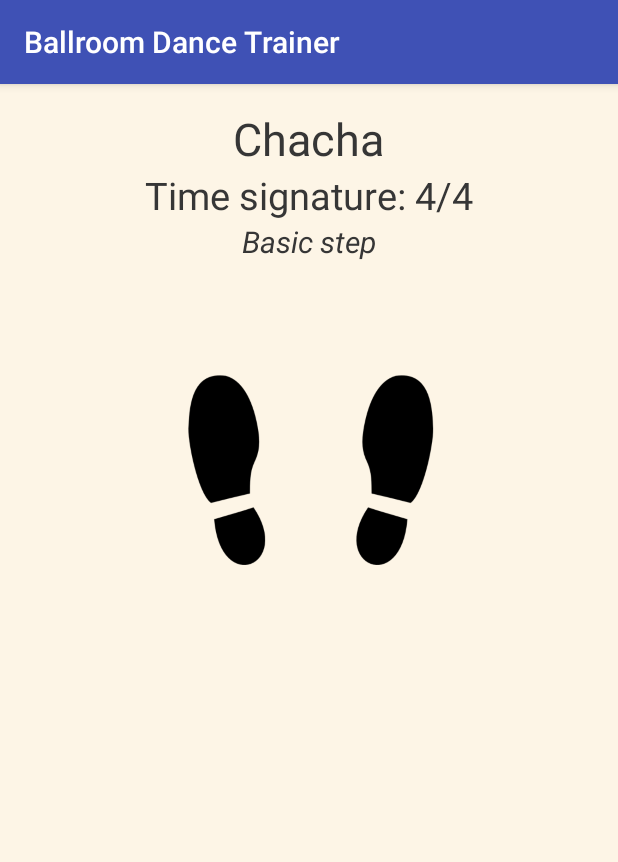
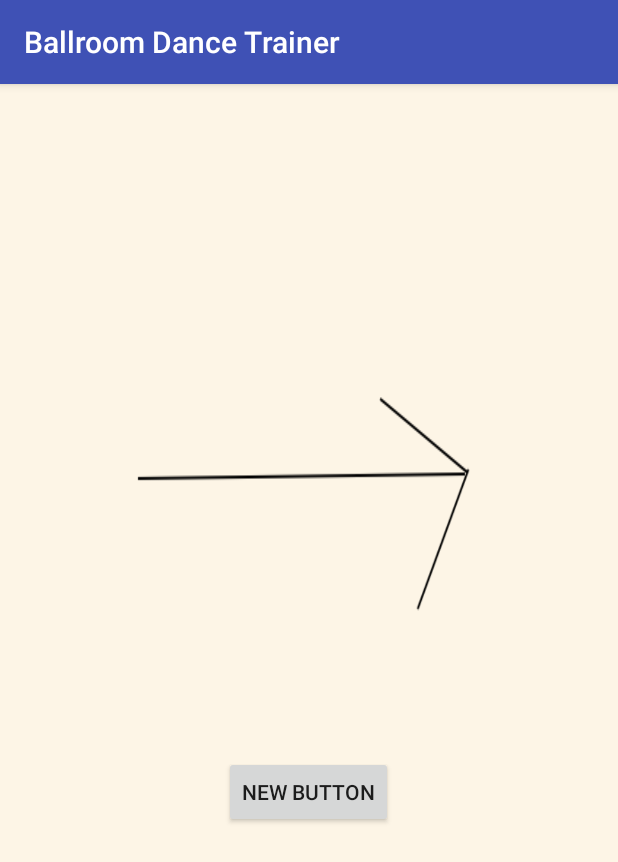
Before and after one commit to hailuand/Pico, an Android app: the DanceChacha screen opened directly, with no data from a screen before it, on a phone screen of 412 x 824 dp. Shown: the top 862 px of the screen. Run offline under Robolectric (Android 15) with nearby library versions, the phone set to English and light mode, and no system bars.

Commit message:
able to modify animation speed

```diff
--- a/app/build.gradle
+++ b/app/build.gradle
@@ -6,7 +6,7 @@ android {
 
     defaultConfig {
         applicationId "com.example.fall15.eecs441.pico441"
-        minSdkVersion 15
+        minSdkVersion 16
         targetSdkVersion 23
         versionCode 1
         versionName "1.0"
--- a/app/src/main/java/com/example/fall15/eecs441/pico441/DanceChacha.java
+++ b/app/src/main/java/com/example/fall15/eecs441/pico441/DanceChacha.java
@@ -1,10 +1,11 @@
 package com.example.fall15.eecs441.pico441;
 
+import android.graphics.drawable.AnimationDrawable;
 import android.support.v7.app.AppCompatActivity;
 import android.os.Bundle;
-
-import java.io.IOException;
-import java.io.InputStream;
+import android.view.View;
+import android.widget.Button;
+import android.widget.ImageView;
 
 public class DanceChacha extends AppCompatActivity {
 
@@ -12,5 +13,42 @@ public class DanceChacha extends AppCompatActivity {
     protected void onCreate(Bundle savedInstanceState) {
         super.onCreate(savedInstanceState);
         setContentView(R.layout.activity_dance_chacha);
+
+        ImageView arrow_img = (ImageView) findViewById(R.id.arrow_img_view);
+        arrow_img.setBackgroundResource(R.drawable.arrow_anim_file);
+
+        final AnimationDrawable frameAnimation = (AnimationDrawable) arrow_img.getBackground();
+
+        frameAnimation.start();
+
+        final Button button = (Button) findViewById(R.id.tempo_btn);
+
+        button.setOnClickListener(new View.OnClickListener() {
+            public void onClick(View v) {
+                ImageView arrow_img = (ImageView) findViewById(R.id.arrow_img_view);
+                AnimationDrawable currentAnimation = (AnimationDrawable) arrow_img.getBackground();
+
+                final AnimationDrawable newAnimation = getDelayAnimation(currentAnimation);
+
+                currentAnimation.stop();
+
+                arrow_img.setBackground(newAnimation);
+
+                newAnimation.start();
+
+            }
+        });
     }
+
+    private AnimationDrawable getDelayAnimation(AnimationDrawable old){
+        AnimationDrawable output = new AnimationDrawable();
+        for(int i = 0 ; i < old.getNumberOfFrames() ; i++)
+        {
+            int old_duration = old.getDuration(i);
+            output.addFrame(old.getFrame(i), old_duration * 2);
+        }
+        output.setOneShot(false);
+        return output;
+    }
+
 }
--- a/app/src/main/java/com/example/fall15/eecs441/pico441/DanceSelections.java
+++ b/app/src/main/java/com/example/fall15/eecs441/pico441/DanceSelections.java
@@ -20,7 +20,7 @@ public class DanceSelections extends AppCompatActivity {
         final ListView danceList = (ListView) findViewById(R.id.dance_list);
         // Dances to have in ListView
         String[] dances = new String[] {"Chacha", "Rumba", "Waltz", "Tango", "Merengue", "Foxtrot",
-        "Sambda", "Jive"};
+        "Samba", "Jive"};
 
         // Define a new Adapter
         // First parameter - Context
--- /dev/null
+++ b/app/src/main/res/drawable/arrow_anim_file.xml
@@ -0,0 +1,13 @@
+<?xml version="1.0" encoding="utf-8"?>
+<animation-list xmlns:android="http://schemas.android.com/apk/res/android" android:oneshot="false"
+    android:id="@+id/selected">
+    <item
+        android:drawable="@drawable/wheel0"
+        android:duration="100"/>
+    <item
+        android:drawable="@drawable/wheel1"
+        android:duration="100"/>
+    <item
+        android:drawable="@drawable/wheel2"
+        android:duration="100"/>
+</animation-list>
--- a/app/src/main/res/layout/activity_dance_chacha.xml
+++ b/app/src/main/res/layout/activity_dance_chacha.xml
@@ -8,74 +8,19 @@
     android:background="@color/offwhite"
     tools:context="com.example.fall15.eecs441.pico441.DanceChacha">
 
-    <TextView
-        android:id="@+id/chacha_header"
+    <ImageView
+        android:id="@+id/arrow_img_view"
         android:layout_width="wrap_content"
         android:layout_height="wrap_content"
-        android:text="@string/chacha"
-        android:textColor="@color/textcolor"
-        android:textSize="30sp"
-        android:layout_centerHorizontal="true" />
+        />
 
-    <TextView
-        android:id="@+id/time_sig"
+    <Button
         android:layout_width="wrap_content"
         android:layout_height="wrap_content"
-        android:text="@string/chacha_time_sig"
-        android:layout_centerHorizontal="true"
-        android:layout_below="@id/chacha_header"
-        android:textColor="@color/textcolor"
-        android:textSize="25sp"/>
-
-    <TextView
-        android:id="@+id/step_type"
-        android:textStyle="italic"
-        android:layout_centerHorizontal="true"
-        android:textSize="20sp"
-        android:layout_width="wrap_content"
-        android:layout_height="wrap_content"
-        android:textColor="@color/textcolor"
-        android:layout_below="@id/time_sig"
-        android:text="@string/chacha_basic" />
-
-    <!--<Button-->
-        <!--android:layout_width="wrap_content"-->
-        <!--android:layout_height="wrap_content"-->
-        <!--android:layout_below="@id/step_type"-->
-        <!--android:layout_marginTop="20dp"-->
-        <!--android:layout_centerHorizontal="true"-->
-        <!--android:text="@string/tempo_btn"-->
-        <!--android:id="@+id/button" />-->
-
-    <ImageView
-        android:layout_width="wrap_content"
-        android:layout_height="wrap_content"
-        android:id="@+id/feet"
-        android:src="@drawable/feet"
-        android:layout_marginTop="40dp"
-        android:adjustViewBounds="true"
-        android:maxWidth="200dp"
-        android:maxHeight="200dp"
-        android:scaleType="fitCenter"
-        android:layout_below="@+id/step_type"
+        android:text="New Button"
+        android:id="@+id/tempo_btn"
+        android:layout_alignBottom="@id/arrow_img_view"
         android:layout_centerHorizontal="true" />
-
-    <!--<SeekBar-->
-        <!--android:layout_width="fill_parent"-->
-        <!--android:layout_height="wrap_content"-->
-        <!--android:id="@+id/seekBar"-->
-        <!--android:layout_centerHorizontal="true"-->
-        <!--android:layout_marginTop="20dp"-->
-        <!--android:layout_below="@id/feet" />-->
-
-    <!--<ToggleButton-->
-        <!--android:layout_width="wrap_content"-->
-        <!--android:layout_height="wrap_content"-->
-        <!--android:layout_marginTop="20dp"-->
-        <!--android:text="Audio"-->
-        <!--android:id="@+id/toggleAudio"-->
-        <!--android:layout_below="@id/seekBar"-->
-        <!--android:layout_centerHorizontal="true" />-->
 
 
 </RelativeLayout>
```
Also changed, not shown: app/src/main/res/drawable/feet.png (deleted), app/src/main/res/drawable/wheel0.png (added), app/src/main/res/drawable/wheel1.png (added), app/src/main/res/drawable/wheel2.png (added).
